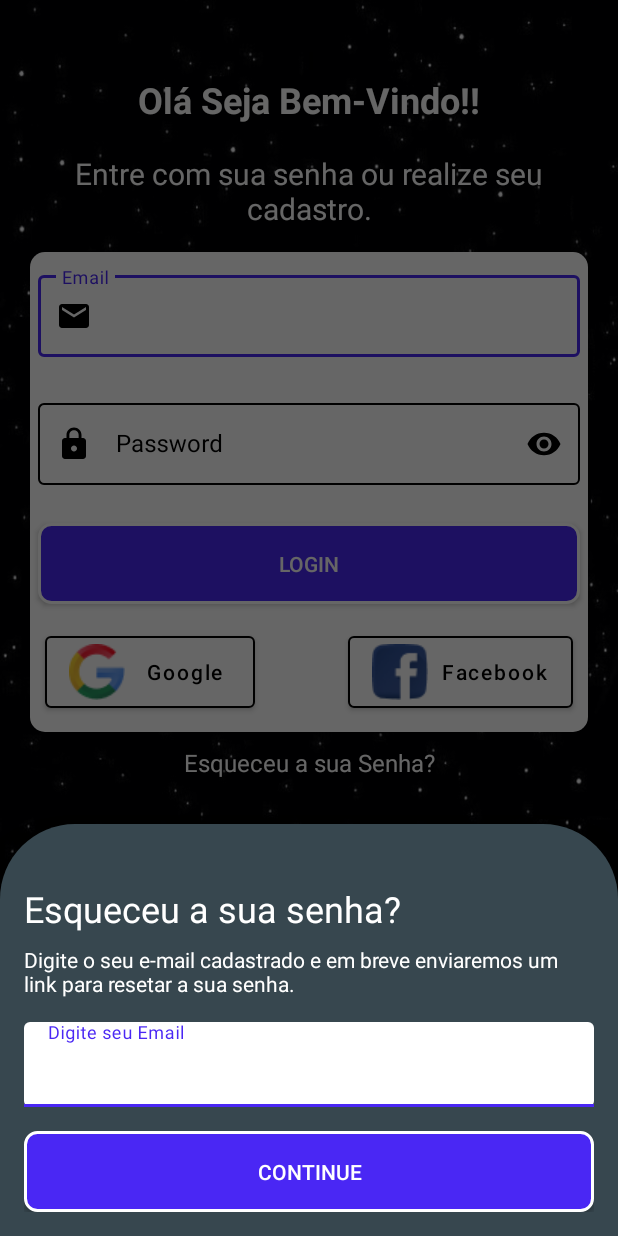
After one commit to walter-retzer/NasaProjetoIntegrador, an Android app: the fragment ForgotPasswordDialogFragment placed in its activity, on a phone screen of 412 x 824 dp. The commit adds this screen. Run offline under Robolectric (Android 15) with nearby library versions, the phone set to English and light mode, and no system bars; our stand-ins replace Firebase (no records; nobody signed in at launch, a user with empty details on screens opened directly); libraries missing offline, so code that uses them is left out: com.facebook, com.facebook.login; 1 statement that could not run was skipped.

Commit message:
Implementando melhorias no código para as funções utilizadas pelo Firebase

```diff
--- /dev/null
+++ b/app/src/main/java/com/wdretzer/nasaprojetointegrador/dialogfragments/ForgotPasswordDialogFragment.kt
@@ -0,0 +1,63 @@
+package com.wdretzer.nasaprojetointegrador.dialogfragments
+
+import android.os.Bundle
+import android.view.LayoutInflater
+import android.view.View
+import android.view.ViewGroup
+import android.widget.Button
+import android.widget.EditText
+import android.widget.Toast
+import com.google.android.material.bottomsheet.BottomSheetDialogFragment
+import com.google.firebase.auth.FirebaseAuth
+import com.wdretzer.nasaprojetointegrador.R
+
+
+class ForgotPasswordDialogFragment : BottomSheetDialogFragment() {
+
+    private val btnContinue: Button?
+        get() = view?.findViewById(R.id.forgot_password_btn_continue)
+
+    private val textoEmailResete: EditText?
+        get() = view?.findViewById(R.id.forgot_password_input_text)
+
+    private lateinit var auth: FirebaseAuth
+
+    override fun onCreateView(
+        inflater: LayoutInflater, container: ViewGroup?,
+        savedInstanceState: Bundle?
+    ): View? {
+
+        // Inflate the layout for this fragment
+        return inflater.inflate(R.layout.fragment_forgot_password_dialog, container, false)
+
+    }
+
+    override fun onViewCreated(view: View, savedInstanceState: Bundle?) {
+        super.onViewCreated(view, savedInstanceState)
+
+        auth = FirebaseAuth.getInstance()
+
+        btnContinue?.setOnClickListener {
+            if(textoEmailResete?.text?.isNotEmpty() == true){
+                val email = textoEmailResete?.text.toString()
+                resetePasswodFirebase(email)
+            } else{
+                Toast.makeText(context, "Digite um e-mail.", Toast.LENGTH_LONG).show()
+            }
+        }
+    }
+
+    private fun resetePasswodFirebase(email: String) {
+        auth.sendPasswordResetEmail(email).addOnCompleteListener {
+            if (it.isSuccessful) {
+                Toast.makeText(context, "Link com o resete da sua senha foi enviado ao email digitado!", Toast.LENGTH_LONG).show()
+            } else {
+                Toast.makeText(context, "Falha em enviar o link de resete da senha!", Toast.LENGTH_LONG).show()
+            }
+        }
+    }
+
+    companion object {
+        const val TAG = "ForgotPasswordDialog"
+    }
+}
--- a/app/src/main/java/com/wdretzer/nasaprojetointegrador/login/Login.kt
+++ b/app/src/main/java/com/wdretzer/nasaprojetointegrador/login/Login.kt
@@ -7,10 +7,7 @@ import android.os.Bundle
 import android.os.Handler
 import android.util.Base64
 import android.util.Log
-import android.widget.Button
-import android.widget.EditText
-import android.widget.FrameLayout
-import android.widget.Toast
+import android.widget.*
 import androidx.appcompat.app.AppCompatActivity
 import androidx.core.view.isVisible
 import com.facebook.CallbackManager
@@ -27,6 +24,7 @@ import com.google.firebase.ktx.Firebase
 import com.wdretzer.nasaprojetointegrador.R
 import com.wdretzer.nasaprojetointegrador.cadastro.CadastroUsuario
 import com.wdretzer.nasaprojetointegrador.dialogfragments.DialogFragmentCadastro
+import com.wdretzer.nasaprojetointegrador.dialogfragments.ForgotPasswordDialogFragment
 import com.wdretzer.nasaprojetointegrador.menuprinipal.InicioGuia
 import com.wdretzer.nasaprojetointegrador.util.GoogleLogInActivityContract
 import java.security.MessageDigest
@@ -42,6 +40,9 @@ class Login : AppCompatActivity() {
     private val textEmail: EditText
         get() = findViewById(R.id.input_email_login)
 
+    private val forgotPassword: TextView
+        get() = findViewById(R.id.texto_reset_password)
+
     private val textPassword: EditText
         get() = findViewById(R.id.input_password_login)
 
@@ -52,6 +53,7 @@ class Login : AppCompatActivity() {
     private lateinit var analytics: FirebaseAnalytics
 
     val dialogCorrect = DialogFragmentCadastro()
+    val dialogForgetPassword = ForgotPasswordDialogFragment()
 
     private val googleSignInRequest = registerForActivityResult(
         GoogleLogInActivityContract(),
@@ -81,8 +83,20 @@ class Login : AppCompatActivity() {
         buttonCadastrar.setOnClickListener { sendToCadastroUsuario() }
         buttonGoogle.setOnClickListener { googleSignInRequest.launch(googleSignInOptions) }
         buttonFacebook.setOnClickListener { loginFacebook() }
+        forgotPassword.setOnClickListener {  dialogForgetPassword.show(supportFragmentManager, dialogForgetPassword.tag) }
         registerFacebbokCallback()
     }
+
+    private fun resetePasswodFirebase(){
+        auth.sendPasswordResetEmail(textEmail.text.toString()).addOnCompleteListener {
+            if (it.isSuccessful){
+
+            }else{
+
+            }
+        }
+    }
+
 
     private fun checkDados() {
 
--- a/app/src/main/res/layout/activity_login.xml
+++ b/app/src/main/res/layout/activity_login.xml
@@ -44,7 +44,7 @@
     <ImageView
         android:id="@+id/border_login"
         android:layout_width="match_parent"
-        android:layout_height="250dp"
+        android:layout_height="320dp"
         android:layout_marginStart="20dp"
         android:layout_marginTop="15dp"
         android:layout_marginEnd="20dp"
@@ -131,10 +131,10 @@
 
     <com.google.android.material.button.MaterialButton
         android:id="@+id/btn_google"
-        android:layout_width="150dp"
+        android:layout_width="140dp"
         android:layout_height="60dp"
-        android:layout_marginLeft="25dp"
-        android:layout_marginTop="25dp"
+        android:layout_marginStart="30dp"
+        android:layout_marginTop="15dp"
         android:layout_marginRight="25dp"
         android:backgroundTint="@color/white"
         android:drawableStart="@drawable/icon_google"
@@ -147,14 +147,16 @@
         app:iconTint="#ffffff"
         app:iconTintMode="multiply"
         app:layout_constraintStart_toStartOf="parent"
-        app:layout_constraintTop_toBottomOf="@+id/border_login" />
+        app:layout_constraintTop_toBottomOf="@+id/btn_login"
+        app:strokeColor="@color/black"
+        app:strokeWidth="1dp" />
 
     <com.google.android.material.button.MaterialButton
         android:id="@+id/btn_facebook"
         android:layout_width="150dp"
         android:layout_height="60dp"
-        android:layout_marginLeft="25dp"
-        android:layout_marginTop="25dp"
+        android:layout_marginTop="15dp"
+        android:layout_marginEnd="30dp"
         android:layout_marginRight="25dp"
         android:backgroundTint="@color/white"
         android:text="@string/facebook"
@@ -165,14 +167,34 @@
         app:iconTint="#ffffff"
         app:iconTintMode="multiply"
         app:layout_constraintEnd_toEndOf="parent"
-        app:layout_constraintTop_toBottomOf="@+id/border_login" />
+        app:layout_constraintTop_toBottomOf="@+id/btn_login"
+        app:strokeColor="@color/black"
+        app:strokeWidth="1dp" />
+
+    <TextView
+        android:id="@+id/texto_reset_password"
+        android:layout_width="match_parent"
+        android:layout_height="wrap_content"
+        android:layout_marginStart="25dp"
+        android:layout_marginTop="19dp"
+        android:layout_marginEnd="25dp"
+        android:background="@android:color/transparent"
+        android:elevation="2dp"
+        android:text="Esqueceu a sua Senha?"
+        android:textAlignment="center"
+        android:textColor="@color/white"
+        android:textSize="16sp"
+        android:textStyle="normal"
+        app:layout_constraintEnd_toEndOf="parent"
+        app:layout_constraintStart_toStartOf="parent"
+        app:layout_constraintTop_toBottomOf="@+id/btn_google" />
 
     <View
         android:id="@+id/linhaLogin"
         android:layout_width="match_parent"
         android:layout_height="1dp"
         android:layout_marginLeft="30dp"
-        android:layout_marginTop="72dp"
+        android:layout_marginTop="92dp"
         android:layout_marginRight="30dp"
         android:background="@color/white"
         android:padding="20dp"
@@ -215,9 +237,9 @@
         android:layout_height="wrap_content"
         android:background="@android:color/transparent"
         android:backgroundTint="@android:color/transparent"
+        android:elevation="3dp"
         android:padding="16dp"
         android:visibility="gone"
-        android:elevation="3dp"
         app:layout_constraintBottom_toBottomOf="parent"
         app:layout_constraintEnd_toEndOf="parent"
         app:layout_constraintStart_toStartOf="parent"
--- /dev/null
+++ b/app/src/main/res/layout/fragment_forgot_password_dialog.xml
@@ -0,0 +1,60 @@
+<?xml version="1.0" encoding="utf-8"?>
+<LinearLayout xmlns:android="http://schemas.android.com/apk/res/android"
+    xmlns:app="http://schemas.android.com/apk/res-auto"
+    xmlns:tools="http://schemas.android.com/tools"
+    style="Widget.Design.BottomSheet.Modal"
+    android:layout_width="match_parent"
+    android:layout_height="wrap_content"
+    android:background="@drawable/background_dialog"
+    android:backgroundTint="@color/cinza"
+    android:backgroundTintMode="screen"
+    android:orientation="vertical"
+    android:padding="16dp"
+    tools:context=".dialogfragments.ForgotPasswordDialogFragment">
+
+    <TextView
+        style="@style/TextAppearance.AppCompat.Headline"
+        android:layout_width="wrap_content"
+        android:layout_height="wrap_content"
+        android:layout_marginTop="24dp"
+        android:text="Esqueceu a sua senha?"
+        android:textColor="@color/white" />
+
+    <TextView
+        android:layout_width="wrap_content"
+        android:layout_height="wrap_content"
+        android:layout_marginTop="8dp"
+        android:text="Digite o seu e-mail cadastrado e em breve enviaremos um link para resetar a sua senha."
+        android:textColor="@color/white" />
+
+    <com.google.android.material.textfield.TextInputLayout
+        android:id="@+id/forgot_password_input_layout"
+        style="@style/Widget.MaterialComponents.TextInputLayout.OutlinedBox"
+        android:layout_width="match_parent"
+        android:layout_height="wrap_content"
+        android:layout_marginTop="16dp"
+        android:hint="Digite seu Email"
+        android:textColorHint="@color/black"
+        app:boxBackgroundColor="@color/white"
+        app:boxBackgroundMode="filled"
+        app:boxStrokeColor="@color/blue"
+        app:hintTextColor="@color/blue">
+
+        <com.google.android.material.textfield.TextInputEditText
+            android:id="@+id/forgot_password_input_text"
+            android:layout_width="match_parent"
+            android:layout_height="wrap_content" />
+    </com.google.android.material.textfield.TextInputLayout>
+
+    <androidx.appcompat.widget.AppCompatButton
+        android:id="@+id/forgot_password_btn_continue"
+        android:layout_width="match_parent"
+        android:layout_height="54dp"
+        android:layout_gravity="center"
+        android:layout_marginTop="16dp"
+        android:textColorHint="@color/white"
+        android:textColor="@color/white"
+        android:background="@drawable/button"
+        android:text="Continue" />
+
+</LinearLayout>
```
Also changed, not shown: app/src/main/AndroidManifest.xml (+7 -0 lines), app/src/main/java/com/wdretzer/nasaprojetointegrador/cadastro/CadastroUsuario.kt (+38 -15 lines), app/src/main/java/com/wdretzer/nasaprojetointegrador/detalheplaneta/DetalhePlaneta.kt (+7 -0 lines), app/src/main/java/com/wdretzer/nasaprojetointegrador/homeplanetas/FragmentPlanet2.kt (+27 -1 lines), app/src/main/res/drawable/button_resete_email.xml (added, +16 -0 lines), app/src/main/res/drawable/icon_gmail.png (added).
